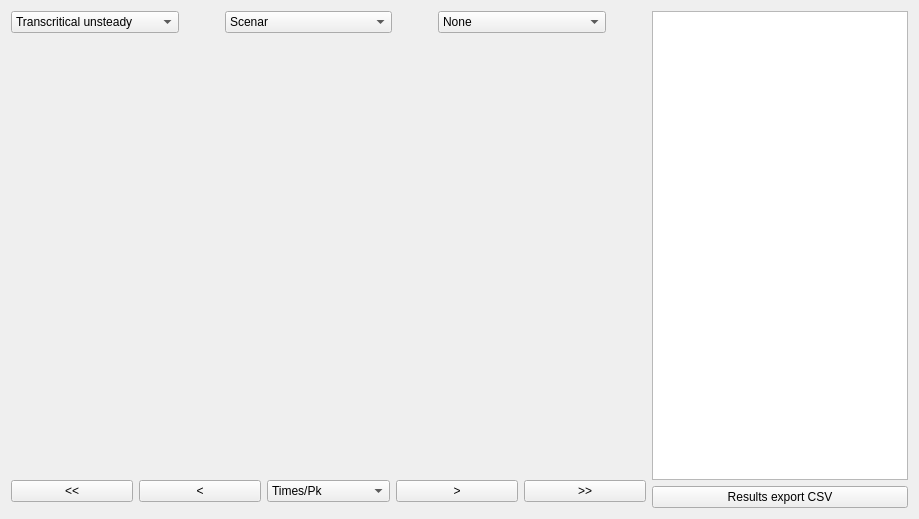
The window that ui/graphBasin.ui (Artelia/Mascaret) describes before a commit, drawn with Qt 5.
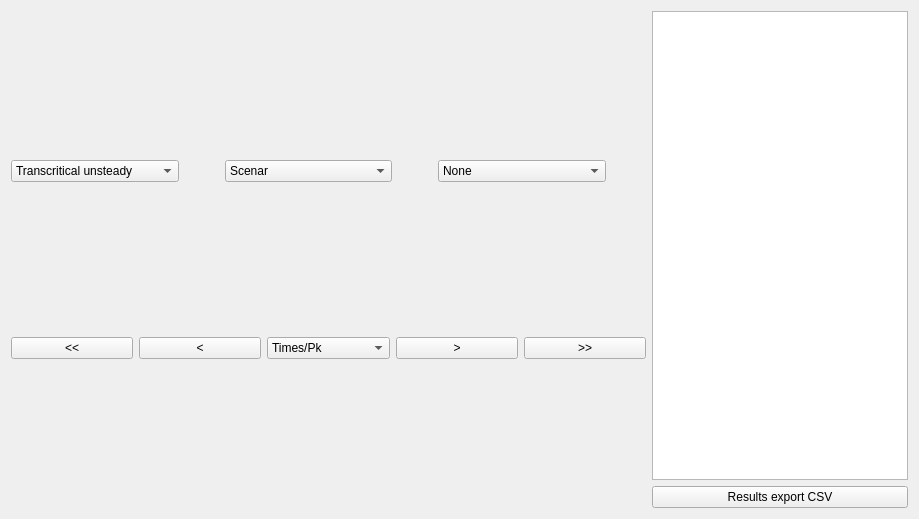
The same window after the commit.

What changed in the file:
```diff
--- a/ui/graphBasin.ui
+++ b/ui/graphBasin.ui
@@ -128,14 +128,7 @@
           </layout>
          </item>
          <item>
-          <widget class="QWidget" name="widget_figure" native="true">
-           <property name="sizePolicy">
-            <sizepolicy hsizetype="Expanding" vsizetype="Expanding">
-             <horstretch>0</horstretch>
-             <verstretch>0</verstretch>
-            </sizepolicy>
-           </property>
-          </widget>
+          <layout class="QVBoxLayout" name="widget_figure"/>
          </item>
          <item>
           <layout class="QHBoxLayout" name="horizontalLayout_2">
@@ -212,14 +205,7 @@
           </layout>
          </item>
          <item>
-          <widget class="QWidget" name="widget_toolsbar" native="true">
-           <property name="maximumSize">
-            <size>
-             <width>16777215</width>
-             <height>16777215</height>
-            </size>
-           </property>
-          </widget>
+          <layout class="QVBoxLayout" name="widget_toolsbar"/>
          </item>
         </layout>
        </item>
```
